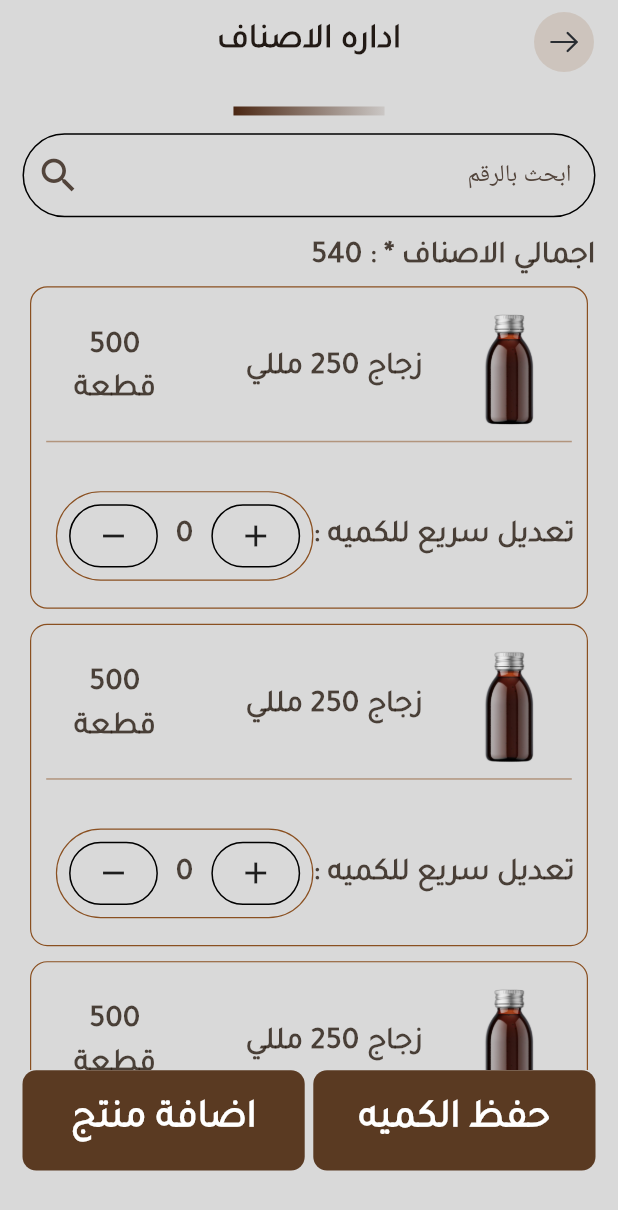
After one commit to gamal8686/apg_2026, a Flutter app: the ItemsManagementView screen opened directly, on a phone screen of 412 x 824 dp. The commit adds this screen. Shown: the top 1210 px of the screen. Run offline on Flutter 3.47's test engine with Material 3 defaults, Android fonts, the phone set to English and light mode, and no system bars; our stand-ins replace cached_network_image, dio, flutter_bloc, flutter_screenutil, flutter_svg, lottie and 4 more; missing offline and left inert: dart:ffi; accounts and stored records are empty.

Commit message:
add ItemsManagementView

```diff
--- a/lib/core/components/app_search.dart
+++ b/lib/core/components/app_search.dart
@@ -2,11 +2,13 @@ import 'package:flutter/material.dart';
 import 'package:flutter_screenutil/flutter_screenutil.dart';
 
 class AppSearch extends StatelessWidget {
-  const AppSearch({super.key});
+  final Function()?onPressed;
+  const AppSearch({super.key, this.onPressed});
 
   @override
   Widget build(BuildContext context) {
     return TextField(
+
       onTap: () {},
       keyboardType: TextInputType.numberWithOptions(),
       decoration: InputDecoration(
@@ -14,10 +16,10 @@ class AppSearch extends StatelessWidget {
           borderRadius: BorderRadius.circular(25.r),
         ),
         border: OutlineInputBorder(borderRadius: BorderRadius.circular(25.r)),
-        labelText: 'ابحث بالرقم الوظيفة',
-        suffixIcon: Padding(
-          padding: const EdgeInsets.all(10.0),
-          child: Icon(Icons.search, size: 40),
+        labelText: 'ابحث بالرقم ',
+        suffixIcon: IconButton(
+          icon: Icon(Icons.search, size: 30),
+          onPressed: onPressed,
         ),
       ),
     );
--- a/lib/core/cubit/them_project/get_theme_data_light.dart
+++ b/lib/core/cubit/them_project/get_theme_data_light.dart
@@ -37,6 +37,7 @@ ThemeData getThemeDataLight = ThemeData(
 
   cardColor: AppColorThemeDark.cardColor.withValues(alpha: .50),
   inputDecorationTheme: InputDecorationTheme(
+
     fillColor: AppColorThemeDark.inputDecorationThemeColor.withValues(
       alpha: .40,
     ),
--- a/lib/main.dart
+++ b/lib/main.dart
@@ -6,7 +6,9 @@ import 'package:company_apg_2026/views/auth/forget_password.dart';
 import 'package:company_apg_2026/views/auth/login.dart';
 import 'package:company_apg_2026/views/auth/new_password.dart';
 import 'package:company_apg_2026/views/auth/otp_view.dart';
+import 'package:company_apg_2026/views/pages/employer.dart';
 import 'package:company_apg_2026/views/pages/home_page.dart';
+import 'package:company_apg_2026/views/products/items_management.dart';
 import 'package:flutter/material.dart';
 import 'package:flutter_bloc/flutter_bloc.dart';
 import 'package:flutter_screenutil/flutter_screenutil.dart';
@@ -50,7 +52,7 @@ class MyApp extends StatelessWidget {
                 textDirection: TextDirection.rtl,
                 child: child!,
               ),
-              home: const HomePage(),
+              home: const EmployerView(),
             ),
           ),
         );
--- a/lib/views/pages/home_page.dart
+++ b/lib/views/pages/home_page.dart
@@ -1,7 +1,8 @@
 import 'package:company_apg_2026/core/components/app_image.dart';
 
 import 'package:company_apg_2026/views/pages/category.dart';
-import 'package:company_apg_2026/views/pages/product.dart';
+import 'package:company_apg_2026/views/pages/product_Page.dart';
+import 'package:company_apg_2026/views/products/product_location.dart';
 import 'package:flutter/material.dart';
 import 'package:flutter_screenutil/flutter_screenutil.dart';
 
--- /dev/null
+++ b/lib/views/products/items_management.dart
@@ -0,0 +1,249 @@
+import 'dart:ffi';
+
+import 'package:company_apg_2026/core/components/app_back.dart';
+import 'package:company_apg_2026/core/components/app_button.dart';
+import 'package:company_apg_2026/core/components/app_image.dart';
+import 'package:company_apg_2026/core/components/app_search.dart';
+import 'package:flutter/material.dart';
+import 'package:flutter_screenutil/flutter_screenutil.dart';
+
+class ItemsManagementView extends StatefulWidget {
+  const ItemsManagementView({super.key});
+
+  @override
+  State<ItemsManagementView> createState() => _ItemsManagementViewState();
+}
+
+class _ItemsManagementViewState extends State<ItemsManagementView> {
+  List<int> counters = List.generate(5, (index) => 0);
+
+  @override
+  Widget build(BuildContext context) {
+    return Scaffold(
+      appBar: AppBar(
+        backgroundColor: Colors.transparent,
+        title: Text(
+          'اداره الاصناف',
+          style: TextStyle(
+            fontFamily: 'Cairo',
+            fontSize: 20.sp,
+            fontWeight: FontWeight.w700,
+          ),
+        ),
+        centerTitle: true,
+        leading: AppBack(pass: 'arrow-left.svg'),
+      ),
+      body: Padding(
+        padding: const EdgeInsets.all(15.0),
+        child: Column(
+          crossAxisAlignment: CrossAxisAlignment.start,
+          mainAxisSize: MainAxisSize.min,
+          children: [
+            Center(
+              child: Container(
+                height: 5.h,
+                width: 88.w,
+                decoration: BoxDecoration(
+                  gradient: LinearGradient(
+                    colors: [
+                      Color(0xff4B2713),
+                      Color(0xff4B2713).withValues(alpha: 0.10),
+                    ],
+                  ),
+                ),
+              ),
+            ),
+            SizedBox(height: 10.h),
+            AppSearch(onPressed: () {}),
+            SizedBox(height: 10.h),
+            Text(
+              'اجمالي الاصناف * : 540 ',
+              textAlign: TextAlign.start,
+              style: TextStyle(
+                fontFamily: 'Cairo',
+                fontSize: 18.sp,
+                fontWeight: FontWeight.w700,
+              ),
+            ),
+            Expanded(
+              child: ListView.builder(
+                itemCount: 5,
+                itemBuilder: (context, index) {
+                  return Padding(
+                    padding: const EdgeInsets.all(5.0),
+                    child: Container(
+                      height: 180.h,
+                      width: double.infinity,
+                      decoration: BoxDecoration(
+                        border: Border.all(
+                          width: 0.8,
+                          color: Theme.of(context).primaryColor,
+                        ),
+                        borderRadius: BorderRadius.circular(10.r),
+                      ),
+                      child: Column(
+                        crossAxisAlignment: CrossAxisAlignment.start,
+
+                        children: [
+                          SizedBox(height: 5.h),
+                          Row(
+                            mainAxisSize: MainAxisSize.min,
+                            crossAxisAlignment: CrossAxisAlignment.center,
+                            children: [
+                              SizedBox(width: 5.h),
+
+                              AppImage(
+                                path: 'bottel_product.png',
+                                height: 80.h,
+                                width: 80.w,
+                              ),
+                              SizedBox(width: 10.h),
+                              Text(
+                                'زجاج 250 مللي',
+                                maxLines: 2,
+                                textAlign: TextAlign.start,
+                                style: TextStyle(
+                                  fontFamily: 'Cairo',
+                                  fontSize: 18.sp,
+                                  fontWeight: FontWeight.w700,
+                                ),
+                              ),
+                              SizedBox(width: 50.h),
+                              Text(
+                                '500\nقطعة',
+                                maxLines: 2,
+                                textAlign: TextAlign.center,
+                                style: TextStyle(
+                                  fontFamily: 'Cairo',
+                                  fontSize: 18.sp,
+                                  fontWeight: FontWeight.w900,
+                                ),
+                              ),
+                            ],
+                          ),
+                          Divider(
+                            height: 2.h,
+                            color: Theme.of(
+                              context,
+                            ).primaryColor.withValues(alpha: 0.50),
+                            indent: 10,
+                            endIndent: 10,
+                          ),
+                          SizedBox(height: 20.h),
+                          Padding(
+                            padding: const EdgeInsets.all(8.0),
+                            child: Row(
+                              mainAxisSize: MainAxisSize.min,
+                              crossAxisAlignment: CrossAxisAlignment.center,
+                              children: [
+                                Text(
+                                  'تعديل سريع للكميه :',
+                                  textAlign: TextAlign.start,
+                                  style: TextStyle(
+                                    fontFamily: 'Cairo',
+                                    fontSize: 18.sp,
+                                    fontWeight: FontWeight.w700,
+                                  ),
+                                ),
+
+                                Container(
+                                  height: 50.h,
+                                  width: 150.w,
+                                  decoration: BoxDecoration(
+                                    border: Border.all(
+                                      width: 0.8,
+                                      color: Theme.of(context).primaryColor,
+                                    ),
+                                    borderRadius: BorderRadius.circular(50.r),
+                                  ),
+                                  child: Padding(
+                                    padding: const EdgeInsets.all(8.0),
+                                    child: Row(
+                                      spacing: 12,
+                                      mainAxisSize: MainAxisSize.min,
+                                      crossAxisAlignment:
+                                          CrossAxisAlignment.center,
+                                      children: [
+                                        Expanded(
+                                          child: GestureDetector(
+                                            onTap: () {
+                                              setState(() {
+                                                counters[index]++;
+                                              });
+                                            },
+                                            child: Container(
+                                              height: 40.h,
+                                              width: 40.w,
+                                              decoration: BoxDecoration(
+                                                border: Border.all(),
+                                                borderRadius:
+                                                    BorderRadius.circular(50),
+                                              ),
+                                              child: Icon(Icons.add),
+                                            ),
+                                          ),
+                                        ),
+                                        Text(
+                                          '${counters[index]}',
+                                          textAlign: TextAlign.start,
+                                          style: TextStyle(
+                                            fontFamily: 'Cairo',
+                                            fontSize: 18.sp,
+                                            fontWeight: FontWeight.w900,
+                                          ),
+                                        ),
+                                        Expanded(
+                                          child: GestureDetector(
+                                            onTap: () {
+                                              setState(() {
+                                                counters[index]--;
+                                                if (counters[index] < 0) {
+                                                  counters[index] = 0;
+                                                }
+                                              });
+                                            },
+                                            child: Container(
+                                              height: 40.h,
+                                              width: 40.w,
+                                              decoration: BoxDecoration(
+                                                border: Border.all(),
+                                                borderRadius:
+                                                    BorderRadius.circular(50),
+                                              ),
+                                              child: Icon(Icons.remove),
+                                            ),
+                                          ),
+                                        ),
+                                      ],
+                                    ),
+                                  ),
+                                ),
+                              ],
+                            ),
+                          ),
+                        ],
+                      ),
+                    ),
+                  );
+                },
+              ),
+            ),
+            Row(
+              spacing: 5.w,
+              children: [
+                Expanded(
+                  child: AppButton(text: 'حفظ الكميه', onPressed: () {}),
+                ),
+
+                Expanded(
+                  child: AppButton(text: 'اضافة منتج', onPressed: () {}),
+                ),
+              ],
+            ),
+            SizedBox(height: 24.h),
+          ],
+        ),
+      ),
+    );
+  }
+}
```
Also changed, not shown: lib/views/pages/product_Page.dart (added, +14 -0 lines), lib/views/products/product_location.dart (renamed from lib/views/pages/product.dart, +91 -23 lines), assets/images/bottel_product.png (added).
